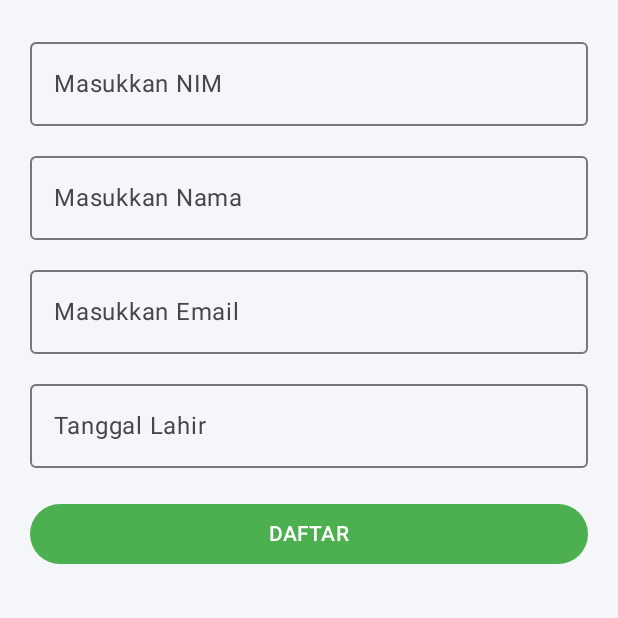
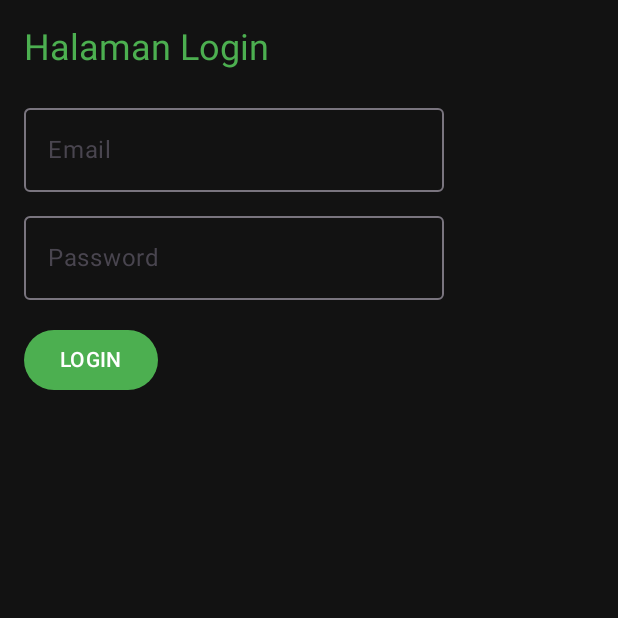
Before and after one commit to Rafifffff/Tugas_3_PAM, an Android app built with Jetpack Compose: the screen it shows after launch (MainActivity), after a tap on "DAFTAR", on a phone screen of 412 x 824 dp, the top half of it. Run offline under Robolectric (Android 15) with nearby library versions, the phone set to English and light mode, and no system bars.

Commit message:
Tugas Registrasi 4 Page

```diff
--- a/app/build.gradle.kts
+++ b/app/build.gradle.kts
@@ -59,6 +59,8 @@ dependencies {
     implementation("androidx.compose.ui:ui-tooling-preview")
     implementation("androidx.compose.material3:material3")
 
+    implementation("androidx.navigation:navigation-compose:2.7.7")
+
     debugImplementation("androidx.compose.ui:ui-tooling")
     debugImplementation("androidx.compose.ui:ui-test-manifest")
 
--- /dev/null
+++ b/app/src/main/java/com/example/tugashalamanregistrasi/DaftarScreen.kt
@@ -0,0 +1,43 @@
+package com.example.tugashalamanregistrasi
+
+import androidx.compose.foundation.background
+import androidx.compose.foundation.layout.*
+import androidx.compose.material3.*
+import androidx.compose.runtime.*
+import androidx.compose.ui.Modifier
+import androidx.compose.ui.graphics.Color
+import androidx.compose.ui.unit.dp
+
+@Composable
+fun DaftarScreen(onDaftar: (String, String, String, String) -> Unit) {
+    var nim by remember { mutableStateOf("") }
+    var nama by remember { mutableStateOf("") }
+    var email by remember { mutableStateOf("") }
+    var password by remember { mutableStateOf("") }
+
+    Column(
+        modifier = Modifier
+            .fillMaxSize()
+            .background(Color(0xFF121212))
+            .padding(16.dp)
+    ) {
+        Text("Halaman Registrasi", color = Color(0xFF4CAF50), style = MaterialTheme.typography.headlineSmall)
+
+        Spacer(Modifier.height(16.dp))
+        OutlinedTextField(value = nim, onValueChange = { nim = it }, label = { Text("NIM") })
+        Spacer(Modifier.height(8.dp))
+        OutlinedTextField(value = nama, onValueChange = { nama = it }, label = { Text("Nama") })
+        Spacer(Modifier.height(8.dp))
+        OutlinedTextField(value = email, onValueChange = { email = it }, label = { Text("Email") })
+        Spacer(Modifier.height(8.dp))
+        OutlinedTextField(value = password, onValueChange = { password = it }, label = { Text("Password") })
+
+        Spacer(Modifier.height(16.dp))
+        Button(
+            onClick = { onDaftar(nim, nama, email, password) },
+            colors = ButtonDefaults.buttonColors(containerColor = Color(0xFF4CAF50))
+        ) {
+            Text("DAFTAR", color = Color.White)
+        }
+    }
+}
--- /dev/null
+++ b/app/src/main/java/com/example/tugashalamanregistrasi/DetailScreen.kt
@@ -0,0 +1,26 @@
+package com.example.tugashalamanregistrasi
+
+import androidx.compose.foundation.background
+import androidx.compose.foundation.layout.*
+import androidx.compose.material3.*
+import androidx.compose.runtime.Composable
+import androidx.compose.ui.Modifier
+import androidx.compose.ui.graphics.Color
+import androidx.compose.ui.unit.dp
+
+@Composable
+fun DetailScreen(nim: String, nama: String) {
+    Column(
+        modifier = Modifier
+            .fillMaxSize()
+            .background(Color(0xFF121212))
+            .padding(16.dp)
+    ) {
+        Text("Halaman Detail", style = MaterialTheme.typography.headlineSmall, color = Color(0xFF4CAF50))
+        Spacer(Modifier.height(16.dp))
+
+        Text("NIM: $nim", color = Color.Green)
+        Spacer(Modifier.height(8.dp))
+        Text("Nama: $nama", color = Color.Green)
+    }
+}
--- /dev/null
+++ b/app/src/main/java/com/example/tugashalamanregistrasi/LoginScreen.kt
@@ -0,0 +1,37 @@
+package com.example.tugashalamanregistrasi
+
+import androidx.compose.foundation.background
+import androidx.compose.foundation.layout.*
+import androidx.compose.material3.*
+import androidx.compose.runtime.*
+import androidx.compose.ui.Modifier
+import androidx.compose.ui.graphics.Color
+import androidx.compose.ui.unit.dp
+
+@Composable
+fun LoginScreen(onLogin: (String, String) -> Unit) {
+    var email by remember { mutableStateOf("") }
+    var password by remember { mutableStateOf("") }
+
+    Column(
+        modifier = Modifier
+            .fillMaxSize()
+            .background(Color(0xFF121212))
+            .padding(16.dp)
+    ) {
+        Text("Halaman Login", color = Color(0xFF4CAF50), style = MaterialTheme.typography.headlineSmall)
+
+        Spacer(Modifier.height(16.dp))
+        OutlinedTextField(value = email, onValueChange = { email = it }, label = { Text("Email") })
+        Spacer(Modifier.height(8.dp))
+        OutlinedTextField(value = password, onValueChange = { password = it }, label = { Text("Password") })
+
+        Spacer(Modifier.height(16.dp))
+        Button(
+            onClick = { onLogin(email, password) },
+            colors = ButtonDefaults.buttonColors(containerColor = Color(0xFF4CAF50))
+        ) {
+            Text("LOGIN", color = Color.White)
+        }
+    }
+}
--- a/app/src/main/java/com/example/tugashalamanregistrasi/MainActivity.kt
+++ b/app/src/main/java/com/example/tugashalamanregistrasi/MainActivity.kt
@@ -3,132 +3,53 @@ package com.example.tugashalamanregistrasi
 import android.os.Bundle
 import androidx.activity.ComponentActivity
 import androidx.activity.compose.setContent
-import androidx.compose.foundation.background
-import androidx.compose.foundation.isSystemInDarkTheme
-import androidx.compose.foundation.layout.*
-import androidx.compose.material3.*
+import androidx.compose.foundation.layout.fillMaxSize
+import androidx.compose.material3.MaterialTheme
+import androidx.compose.material3.Surface
 import androidx.compose.runtime.*
-import androidx.compose.ui.Alignment
 import androidx.compose.ui.Modifier
-import androidx.compose.ui.graphics.Color
-import androidx.compose.ui.text.font.FontWeight
-import androidx.compose.ui.unit.dp
-import androidx.compose.ui.unit.sp
 
 class MainActivity : ComponentActivity() {
     override fun onCreate(savedInstanceState: Bundle?) {
         super.onCreate(savedInstanceState)
         setContent {
-            AppTheme {
-                RegistrasiScreen()
-            }
+            MyApp()
         }
     }
 }
 
 @Composable
-fun AppTheme(content: @Composable () -> Unit) {
-    val darkColors = darkColorScheme(
-        primary = Color(0xFF4CAF50),
-        onPrimary = Color.White,
-        background = Color.Black,
-        onBackground = Color.White
-    )
+fun MyApp() {
+    var currentScreen by remember { mutableStateOf("daftar") }
 
-    val lightColors = lightColorScheme(
-        primary = Color(0xFF4CAF50),
-        onPrimary = Color.White,
-        background = Color(0xFFF4F6F9),
-        onBackground = Color.Black
-    )
-
-    val isDark = isSystemInDarkTheme()
-    MaterialTheme(
-        colorScheme = if (isDark) darkColors else lightColors,
-        typography = Typography(),
-        content = content
-    )
-}
-
-@Composable
-fun RegistrasiScreen() {
+    // data user
     var nim by remember { mutableStateOf("") }
     var nama by remember { mutableStateOf("") }
     var email by remember { mutableStateOf("") }
-    var tglLahir by remember { mutableStateOf("") }
-    var headerNama by remember { mutableStateOf("") }
-    var headerNim by remember { mutableStateOf("") }
+    var password by remember { mutableStateOf("") }
 
-    Column(
-        modifier = Modifier
-            .fillMaxSize()
-            .background(MaterialTheme.colorScheme.background)
-            .padding(20.dp),
-        horizontalAlignment = Alignment.CenterHorizontally
+    Surface(
+        modifier = Modifier.fillMaxSize(),
+        color = MaterialTheme.colorScheme.background
     ) {
-        if (headerNama.isNotEmpty() && headerNim.isNotEmpty()) {
-            Text(
-                text = headerNama,
-                fontSize = 18.sp,
-                fontWeight = FontWeight.Bold,
-                color = MaterialTheme.colorScheme.onBackground
+        when (currentScreen) {
+            "daftar" -> DaftarScreen(
+                onDaftar = { inputNim, inputNama, inputEmail, inputPassword ->
+                    nim = inputNim
+                    nama = inputNama
+                    email = inputEmail
+                    password = inputPassword
+                    currentScreen = "login"
+                }
             )
-            Text(
-                text = headerNim,
-                fontSize = 16.sp,
-                color = MaterialTheme.colorScheme.onBackground
+            "login" -> LoginScreen(
+                onLogin = { emailInput, passInput ->
+                    if (emailInput == email && passInput == password) {
+                        currentScreen = "detail"
+                    }
+                }
             )
-            Spacer(modifier = Modifier.height(20.dp))
-        }
-
-        OutlinedTextField(
-            value = nim,
-            onValueChange = { nim = it },
-            label = { Text("Masukkan NIM") },
-            modifier = Modifier.fillMaxWidth()
-        )
-        Spacer(modifier = Modifier.height(12.dp))
-
-        OutlinedTextField(
-            value = nama,
-            onValueChange = { nama = it },
-            label = { Text("Masukkan Nama") },
-            modifier = Modifier.fillMaxWidth()
-        )
-        Spacer(modifier = Modifier.height(12.dp))
-
-        OutlinedTextField(
-            value = email,
-            onValueChange = { email = it },
-            label = { Text("Masukkan Email") },
-            modifier = Modifier.fillMaxWidth()
-        )
-        Spacer(modifier = Modifier.height(12.dp))
-
-        OutlinedTextField(
-            value = tglLahir,
-            onValueChange = { tglLahir = it },
-            label = { Text("Tanggal Lahir") },
-            modifier = Modifier.fillMaxWidth()
-        )
-        Spacer(modifier = Modifier.height(20.dp))
-
-        Button(
-            onClick = {
-                if (nim.isNotEmpty() && nama.isNotEmpty() && email.isNotEmpty() && tglLahir.isNotEmpty()) {
-                    headerNama = nama
-                    headerNim = nim
-
-                    nim = ""
-                    nama = ""
-                    email = ""
-                    tglLahir = ""
-                }
-            },
-            modifier = Modifier.fillMaxWidth(),
-            colors = ButtonDefaults.buttonColors(containerColor = MaterialTheme.colorScheme.primary)
-        ) {
-            Text("DAFTAR", color = MaterialTheme.colorScheme.onPrimary)
+            "detail" -> DetailScreen(nim = nim, nama = nama)
         }
     }
 }
```
